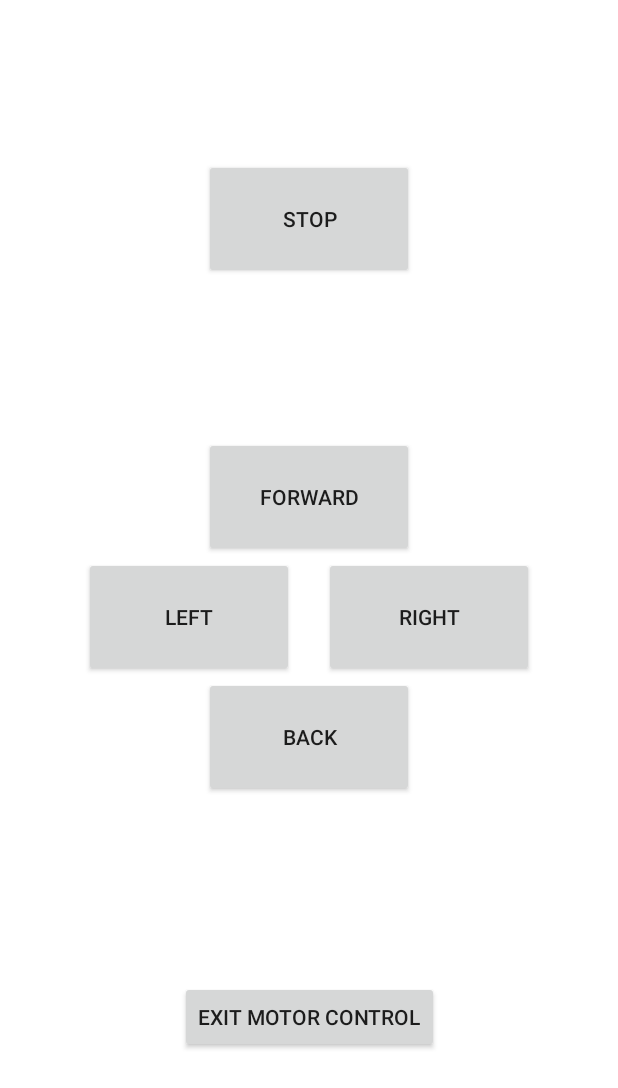
After one commit to henry314159/EcoMonitor4, an Android app: the Motors screen opened directly, with no data from a screen before it, on a phone screen of 412 x 824 dp. The commit adds this screen. Shown: the top 1088 px of the screen. Run offline under Robolectric (Android 15) with nearby library versions, the phone set to English and light mode, and no system bars; 4 statements that could not run were skipped.

Commit message:
Added motor functionality

```diff
--- a/app/src/main/AndroidManifest.xml
+++ b/app/src/main/AndroidManifest.xml
@@ -31,6 +31,7 @@
         <activity android:name=".WeatherGraphs"/>
         <activity android:name=".Field"/>
         <activity android:name=".AddField"/>
+        <activity android:name=".Motors"/>
         <meta-data
             android:name="weatherKey"
             android:value="${WEATHER_KEY}" />
--- /dev/null
+++ b/app/src/main/java/com/example/ecomonitor4/Motors.java
@@ -0,0 +1,133 @@
+package com.example.ecomonitor4;
+
+import android.Manifest;
+import android.bluetooth.BluetoothAdapter;
+import android.bluetooth.BluetoothDevice;
+import android.bluetooth.BluetoothSocket;
+import android.content.pm.PackageManager;
+import android.os.Build;
+import android.os.Bundle;
+import android.os.Handler;
+import android.util.Log;
+import android.widget.Button;
+import android.widget.Toast;
+import androidx.annotation.NonNull;
+import androidx.annotation.Nullable;
+import androidx.annotation.RequiresApi;
+import androidx.core.app.ActivityCompat;
+import android.app.Activity;
+import java.io.IOException;
+import java.io.OutputStream;
+import java.util.Set;
+import java.util.UUID;
+
+@RequiresApi(api = Build.VERSION_CODES.S)
+public class Motors extends Activity {
+
+    BluetoothSocket mmSocket;
+    BluetoothDevice mmDevice = null;
+
+    String command = "hello";
+
+    Button forward;
+    Button stopButton;
+    Button back;
+    Button left;
+    Button right;
+
+    Handler handler = new Handler();
+
+    Button stop;
+
+    @Override
+    protected void onCreate(@Nullable Bundle savedInstanceState) {
+        super.onCreate(savedInstanceState);
+        setContentView(R.layout.activity_motors);
+
+        forward = findViewById(R.id.forwardButton);
+        forward.setOnClickListener(v -> command = "f");
+
+        left = findViewById(R.id.leftButton);
+        left.setOnClickListener(v -> command = "l");
+
+        right = findViewById(R.id.rightButton);
+        right.setOnClickListener(v -> command = "r");
+
+        back = findViewById(R.id.backButton);
+        back.setOnClickListener(v -> command = "b");
+
+        stopButton = findViewById(R.id.stopMotorsButton);
+        stopButton.setOnClickListener(v -> command = "s");
+
+        stop = findViewById(R.id.exitMotorsButton);
+        stop.setOnClickListener(v -> {
+            handler.removeCallbacks(runnableCode);
+            this.finish();
+        });
+
+        runnableCode.run();
+
+    }
+
+    private final Runnable runnableCode = new Runnable() {
+        @Override
+        public void run() {
+            sendBtMsg(command);
+            handler.postDelayed(this, 100);
+        }
+    };
+
+    @Override
+    public void onRequestPermissionsResult(int requestCode, @NonNull String[] permissions, @NonNull int[] grantResults) {
+        super.onRequestPermissionsResult(requestCode, permissions, grantResults);
+
+        if (requestCode == 0) {
+
+            if (grantResults.length > 0 && grantResults[0] == PackageManager.PERMISSION_GRANTED) {
+
+                Toast.makeText(Motors.this, "Bluetooth Permission Granted", Toast.LENGTH_SHORT).show();
+            } else {
+                Toast.makeText(Motors.this, "Bluetooth Permission Denied", Toast.LENGTH_SHORT).show();
+            }
+        }
+    }
+
+
+    @RequiresApi(api = Build.VERSION_CODES.S)
+    public void sendBtMsg(String msg2send) {
+        UUID uuid = UUID.fromString("94f39d29-7d6d-437d-973b-fba39e49d4ee"); //Standard SerialPortService ID
+        try {
+
+            BluetoothAdapter mBluetoothAdapter = BluetoothAdapter.getDefaultAdapter();
+
+            ActivityCompat.checkSelfPermission(this, Manifest.permission.BLUETOOTH_CONNECT);
+
+            Set<BluetoothDevice> pairedDevices = mBluetoothAdapter.getBondedDevices();
+            if(pairedDevices.size() > 0)
+            {
+                for(BluetoothDevice device : pairedDevices)
+                {
+                    if(device.getName().equals("raspberrypi-0"))
+                    {
+                        Log.e("EcoMonitor",device.getName());
+                        mmDevice = device;
+                        break;
+                    }
+                }
+            }
+            mmSocket = mmDevice.createRfcommSocketToServiceRecord(uuid);
+            if (!mmSocket.isConnected()) {
+                mmSocket.connect();
+            }
+
+            System.out.println(msg2send);
+            OutputStream mmOutputStream = mmSocket.getOutputStream();
+            mmOutputStream.write(msg2send.getBytes());
+
+        } catch (IOException e) {
+            e.printStackTrace();
+        }
+
+    }
+
+}
--- a/app/src/main/java/com/example/ecomonitor4/PiBluetooth.java
+++ b/app/src/main/java/com/example/ecomonitor4/PiBluetooth.java
@@ -32,6 +32,8 @@ public class PiBluetooth extends Activity {
     BluetoothSocket mmSocket;
     BluetoothDevice mmDevice = null;
 
+    String command = "hello";
+
     final byte delimiter = 33;
     int readBufferPosition = 0;
 
@@ -45,13 +47,13 @@ public class PiBluetooth extends Activity {
     Gauge humid;
     TextView moisture;
 
+    @RequiresApi(api = Build.VERSION_CODES.S)
     @Override
     protected void onCreate(@Nullable Bundle savedInstanceState) {
         super.onCreate(savedInstanceState);
         setContentView(R.layout.activity_pi);
 
         startStop = findViewById(R.id.testButton);
-
         startStop.setOnClickListener(v -> {
             if (onOff) {
                 runnableCode.run();
@@ -60,6 +62,12 @@ public class PiBluetooth extends Activity {
                 handler.removeCallbacks(runnableCode);
                 onOff = true;
             }
+        });
+
+        Button motorControl = findViewById(R.id.motorControl);
+        motorControl.setOnClickListener(v -> {
+            Intent data = new Intent(getApplicationContext(), Motors.class);
+            startActivity(data);
         });
 
         pressure = findViewById(R.id.pressureGauge);
@@ -73,7 +81,7 @@ public class PiBluetooth extends Activity {
         @RequiresApi(api = Build.VERSION_CODES.S)
         @Override
         public void run() {
-            sendBtMsg("hello");
+            sendBtMsg(command);
             while (!Thread.currentThread().isInterrupted()) {
                 int bytesAvailable;
                 boolean workDone = false;
@@ -175,6 +183,7 @@ public class PiBluetooth extends Activity {
                 mmSocket.connect();
             }
 
+            System.out.println(msg2send);
             OutputStream mmOutputStream = mmSocket.getOutputStream();
             mmOutputStream.write(msg2send.getBytes());
 
--- /dev/null
+++ b/app/src/main/res/layout/activity_motors.xml
@@ -0,0 +1,68 @@
+<?xml version="1.0" encoding="utf-8"?>
+<androidx.constraintlayout.widget.ConstraintLayout xmlns:android="http://schemas.android.com/apk/res/android"
+    xmlns:app="http://schemas.android.com/apk/res-auto"
+    xmlns:tools="http://schemas.android.com/tools"
+    android:layout_width="match_parent"
+    android:layout_height="match_parent">
+
+    <Button
+        android:id="@+id/stopMotorsButton"
+        android:layout_width="140dp"
+        android:layout_height="80dp"
+        android:text="STOP"
+        app:layout_constraintBottom_toTopOf="@+id/forwardButton"
+        app:layout_constraintEnd_toEndOf="parent"
+        app:layout_constraintStart_toStartOf="parent"
+        app:layout_constraintTop_toTopOf="parent" />
+
+    <Button
+        android:id="@+id/forwardButton"
+        android:layout_width="140dp"
+        android:layout_height="80dp"
+        android:text="FORWARD"
+        app:layout_constraintBottom_toTopOf="@+id/leftButton"
+        app:layout_constraintEnd_toEndOf="parent"
+        app:layout_constraintStart_toStartOf="parent" />
+
+    <Button
+        android:id="@+id/backButton"
+        android:layout_width="140dp"
+        android:layout_height="80dp"
+        android:text="back"
+        app:layout_constraintEnd_toEndOf="parent"
+        app:layout_constraintStart_toStartOf="parent"
+        app:layout_constraintTop_toBottomOf="@+id/leftButton" />
+
+    <Button
+        android:id="@+id/leftButton"
+        android:layout_width="140dp"
+        android:layout_height="80dp"
+        android:layout_marginStart="56dp"
+        android:text="LEFT"
+        app:layout_constraintBottom_toBottomOf="parent"
+        app:layout_constraintStart_toStartOf="parent"
+        app:layout_constraintTop_toTopOf="parent"
+        app:layout_constraintVertical_bias="0.499" />
+
+    <Button
+        android:id="@+id/rightButton"
+        android:layout_width="140dp"
+        android:layout_height="80dp"
+        android:layout_marginEnd="56dp"
+        android:text="RIGHT"
+        app:layout_constraintBottom_toBottomOf="parent"
+        app:layout_constraintEnd_toEndOf="parent"
+        app:layout_constraintTop_toTopOf="parent"
+        app:layout_constraintVertical_bias="0.499" />
+
+    <Button
+        android:id="@+id/exitMotorsButton"
+        android:layout_width="wrap_content"
+        android:layout_height="wrap_content"
+        android:text="Exit motor control"
+        app:layout_constraintBottom_toBottomOf="parent"
+        app:layout_constraintEnd_toEndOf="parent"
+        app:layout_constraintStart_toStartOf="parent"
+        app:layout_constraintTop_toBottomOf="@+id/backButton" />
+
+</androidx.constraintlayout.widget.ConstraintLayout>
--- a/app/src/main/res/layout/activity_pi.xml
+++ b/app/src/main/res/layout/activity_pi.xml
@@ -90,7 +90,7 @@
         android:id="@+id/testButton"
         android:layout_width="wrap_content"
         android:layout_height="wrap_content"
-        android:text="Button"
+        android:text="Gauge stop/start"
         app:layout_constraintBottom_toBottomOf="parent"
         app:layout_constraintStart_toStartOf="parent" />
 
@@ -102,4 +102,13 @@
         app:layout_constraintBottom_toTopOf="@+id/testButton"
         app:layout_constraintStart_toStartOf="parent" />
 
+    <Button
+        android:id="@+id/motorControl"
+        android:layout_width="wrap_content"
+        android:layout_height="wrap_content"
+        android:layout_marginBottom="132dp"
+        android:text="Click to control motors"
+        app:layout_constraintBottom_toBottomOf="parent"
+        app:layout_constraintStart_toStartOf="@+id/testButton" />
+
 </androidx.constraintlayout.widget.ConstraintLayout>
--- a/app/src/main/res/values/strings.xml
+++ b/app/src/main/res/values/strings.xml
@@ -14,5 +14,5 @@
     <string name="weather_button" translatable="false">Click for weather forecast</string>
     <string name="delete_field" translatable="false">Triple click to delete field</string>
     <string name="field_info" translatable="false">Click to see the raspberry pi data gathered about this field</string>
-    <string name="about_us" translatable="false">Hello!\n\nFor more information about this project go to our website here (sorry i do not know how to hyperlink): https://pi-drate.github.io\n\nIf you are interested, the code for our project can be found here: https://github.com/pi-drate/pi-drate.github.io\n\nThank you for supporting our project!</string>
+    <string name="about_us" translatable="false">Hello!\n\nFor more information about this project go to our website here (sorry i do not know how to hyperlink): https://pi-drate.github.io\n\nIf you are interested, the code for our project can be found here: https://github.com/henry314159/EcoMonitor4\n\nThank you for supporting our project!</string>
 </resources>
```
